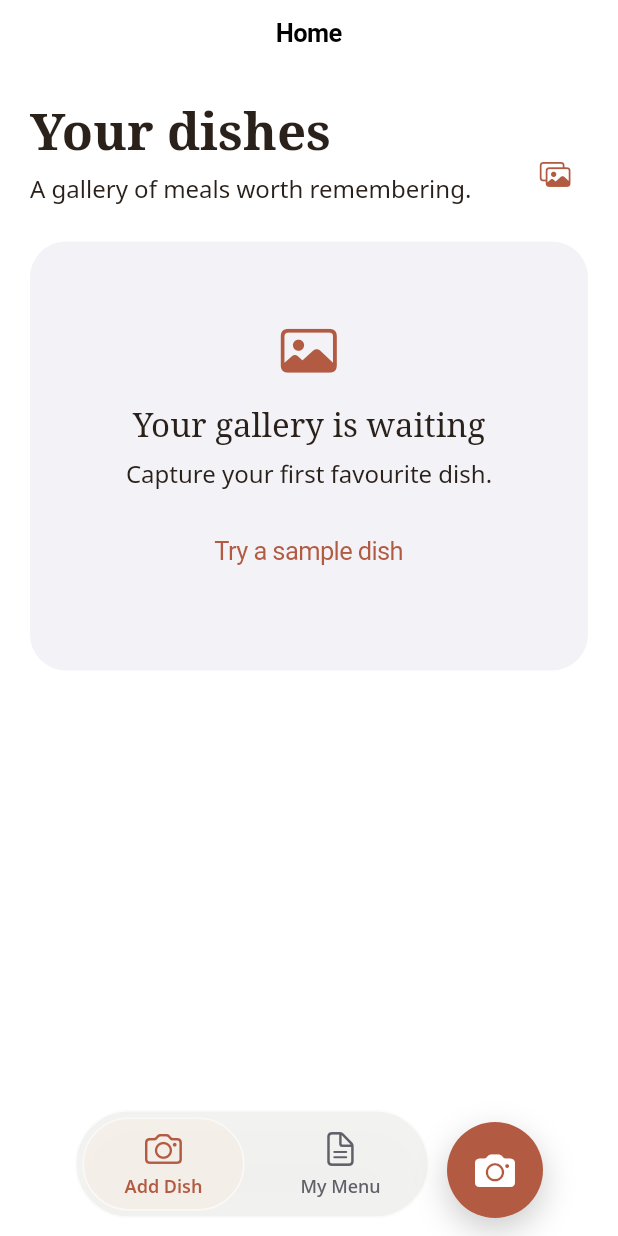
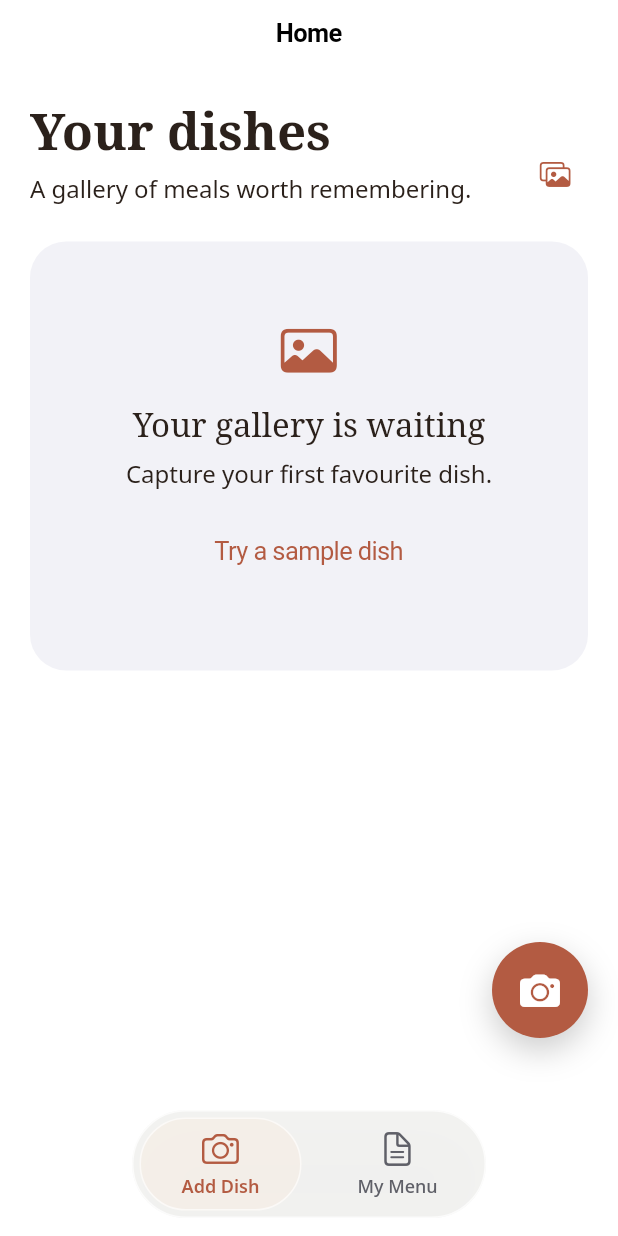
Before and after one commit to aswinckr/Hatch, a Flutter app: the screen it shows after launch, on a phone screen of 412 x 824 dp. Run offline on Flutter 3.47's test engine with Material 3 defaults, Android fonts, the phone set to English and light mode, and no system bars; our stand-ins replace image_picker, pdf, printing, shared_preferences.

Commit message:
style: float camera in lower trailing corner

```diff
--- a/lib/app/app_shell.dart
+++ b/lib/app/app_shell.dart
@@ -72,27 +72,23 @@ class _AppShellState extends State<AppShell> {
           child: SafeArea(
             minimum: const EdgeInsets.only(bottom: 12),
             child: Center(
-              child: Row(
-                mainAxisSize: MainAxisSize.min,
-                crossAxisAlignment: CrossAxisAlignment.end,
-                children: [
-                  FloatingTabBar(
-                    key: const Key('floating-tab-bar'),
-                    selectedIndex: selectedIndex,
-                    hasNewMenuItem: hasNewDish,
-                    onSelected: _select,
-                  ),
-                  if (selectedIndex == 0 && showCaptureAction) ...[
-                    const SizedBox(width: 12),
-                    FloatingCameraButton(
-                      onPressed: () => addDishKey.currentState?.takePhoto(),
-                    ),
-                  ],
-                ],
+              child: FloatingTabBar(
+                key: const Key('floating-tab-bar'),
+                selectedIndex: selectedIndex,
+                hasNewMenuItem: hasNewDish,
+                onSelected: _select,
               ),
             ),
           ),
         ),
+        if (selectedIndex == 0 && showCaptureAction)
+          Positioned(
+            right: 20,
+            bottom: MediaQuery.paddingOf(context).bottom + 132,
+            child: FloatingCameraButton(
+              onPressed: () => addDishKey.currentState?.takePhoto(),
+            ),
+          ),
       ],
     ),
   );
```
Also changed, not shown: 2 other files.
